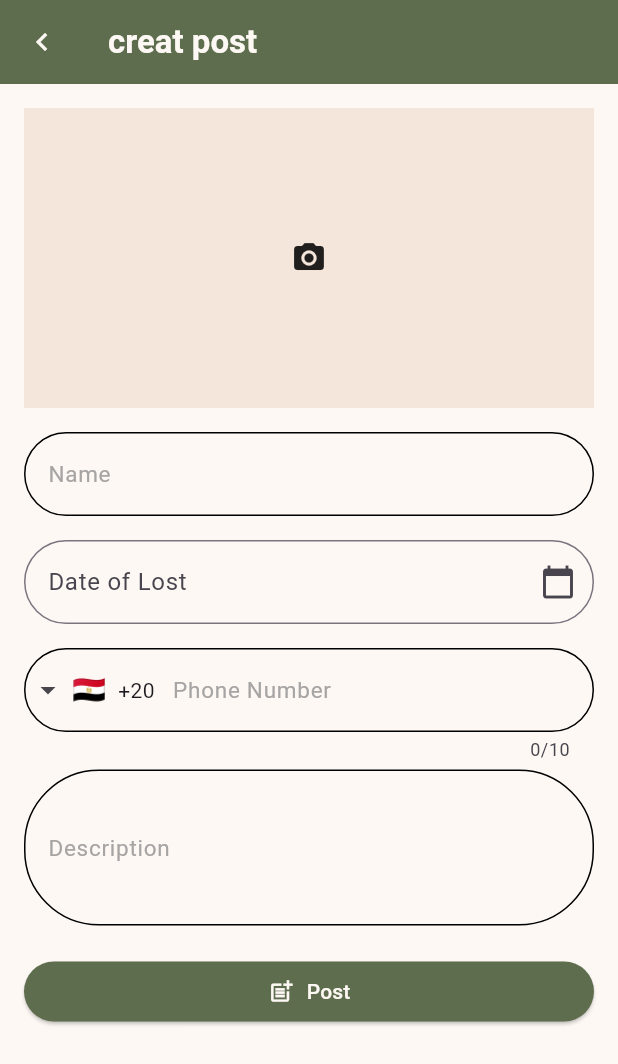
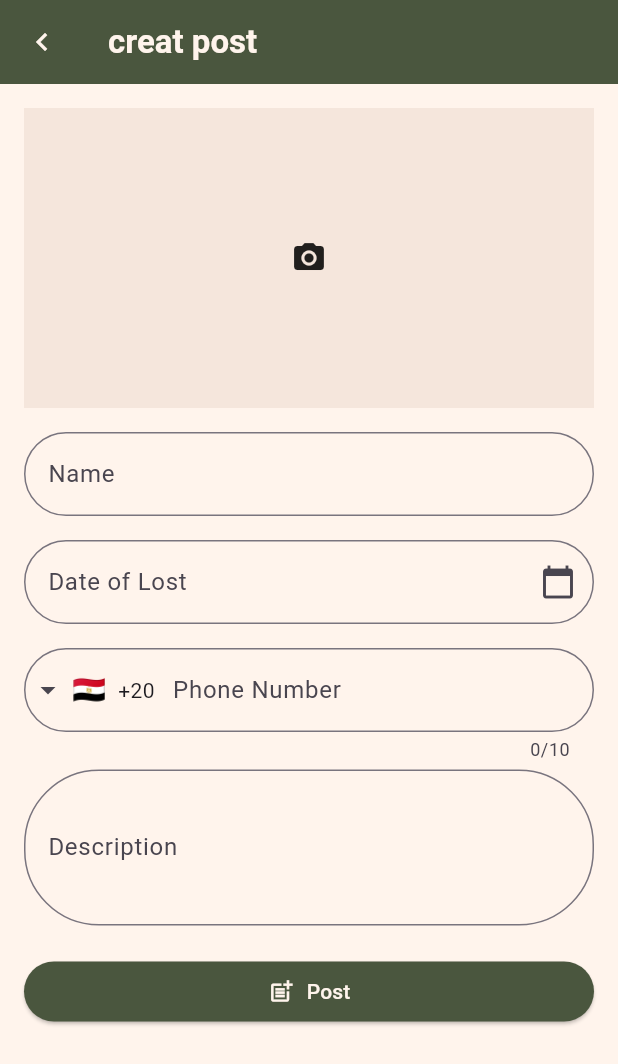
Before and after one commit to EmanAtta/Reconnect, a Flutter app: the Post screen opened by its route, on a phone screen of 412 x 824 dp. Shown: the top 1064 px of the screen. Run offline on Flutter 3.47's test engine with Material 3 defaults, Android fonts, the light colour scheme and no system bars; drawn by our look-alikes of intl_phone_field; our stand-ins replace cloud_firestore, curved_navigation_bar, dio, firebase_auth, firebase_core, firebase_storage and 8 more; accounts and stored records are empty; network calls fail; project files that could hold a hidden picture were left out.

```diff
--- a/reconnect/lib/Views/Chat/Component/chat_bubble.dart
+++ b/reconnect/lib/Views/Chat/Component/chat_bubble.dart
@@ -3,7 +3,6 @@
 import 'package:cloud_firestore/cloud_firestore.dart';
 import 'package:flutter/material.dart';
 import 'package:intl/intl.dart';
-import 'package:reconnect/Views/color.dart';
 
 class ChatBubble extends StatelessWidget {
   final String message;
@@ -43,7 +42,7 @@ class ChatBubble extends StatelessWidget {
               bottomRight: isCurrentUser ? Radius.circular(0) : Radius.circular(15),
 
             ),
-            color: isCurrentUser ? AppColors.secondaryColor : Colors.grey.shade200,
+            color: isCurrentUser ? const Color(0xFF4A563E) : Colors.grey.shade200,
           ),
           child: Column(
             crossAxisAlignment: CrossAxisAlignment.start,
@@ -52,7 +51,7 @@ class ChatBubble extends StatelessWidget {
                 message,
                 style: TextStyle(
                   fontSize: 16,
-                  color: isCurrentUser ? AppColors.primaryColor : Colors.black,
+                  color: isCurrentUser ? const Color(0xFFFFE8D6) : Colors.black,
                 ),
               ),
 
--- a/reconnect/lib/Views/change_password.dart
+++ b/reconnect/lib/Views/change_password.dart
@@ -101,7 +101,7 @@ class _Change_PasswordState extends State<Change_Password> {
         children: [
           Container(
 
-          child:  Lottie.asset('assets/change.json',height: 220)),
+                      child:  Lottie.asset('assets/change.json',height: 220)),
           const Center(
             child: Text(
               'Change password',
--- a/reconnect/lib/Views/color.dart
+++ b/reconnect/lib/Views/color.dart
@@ -1,8 +1,8 @@
 import 'package:flutter/material.dart';
 
 class AppColors {
-  static const Color primaryColor =Color.fromARGB(255, 253, 248, 244);
-  static const Color secondaryColor =  Color.fromARGB(255, 94, 109, 78); //0xFF005656        //0xFF1C434B          //0xFF235A76
+  static const Color primaryColor =Color.fromARGB(255, 255, 244, 236);
+  static const Color secondaryColor =  Color(0xFF4A563E); //0xFF005656        //0xFF1C434B          //0xFF235A76
   static const Color textolor=Color(0xFFB8874F);         // 0xFFDC6D38       //0xFFB8874F          //0xFF002639
   static const Color labelStyle=Color(0xFFA7A4A4);
   static const Color dateColor=Color(0xFF000000);
--- a/reconnect/lib/Views/home_page.dart
+++ b/reconnect/lib/Views/home_page.dart
@@ -31,7 +31,7 @@ class _MyHomePageState extends State<MyHomePage> {
 
   Future<void> uploadAndModifyImage(File imageFile, int ages) async {
     //اللينك ده بتاع السيرفر و بيتغير لما نفتح السيرفر
-    final url = Uri.parse('https://c395-156-197-200-46.ngrok-free.app/modify');
+    final url = Uri.parse('https://59c0-156-197-191-184.ngrok-free.app/modify');
     final request = http.MultipartRequest('POST', url);
     request.files.add(await http.MultipartFile.fromPath(
       'image',
@@ -43,7 +43,7 @@ class _MyHomePageState extends State<MyHomePage> {
       final responseJson = jsonDecode(await response.stream.bytesToString());
       setState(() {
         rotatedImageUrl =
-            'https://c395-156-197-200-46.ngrok-free.app' +
+            'https://59c0-156-197-191-184.ngrok-free.app' +
                 responseJson['modified_image_url'];
       });
       Navigator.push(
--- a/reconnect/lib/Views/post.dart
+++ b/reconnect/lib/Views/post.dart
@@ -332,15 +332,10 @@ class _PostState extends State<Post> {
   }) {
     return TextField(
       controller: controller,
-      cursorColor: AppColors.textolor,
       maxLines: maxLines,
       decoration: InputDecoration(
         labelText: labelText,
-        labelStyle: const TextStyle(fontSize: 15, color: AppColors.labelStyle),
-        focusedBorder: const OutlineInputBorder(borderRadius: BorderRadius.all(Radius.circular(50)),
-
-        ),
-      enabledBorder:const OutlineInputBorder(borderRadius: BorderRadius.all(Radius.circular(50))),
+        border: const OutlineInputBorder(borderRadius: BorderRadius.all(Radius.circular(50))),
       ),
     );
   }
@@ -393,12 +388,9 @@ class _PostState extends State<Post> {
         Padding(
           padding: const EdgeInsets.only(bottom: 0),
           child: IntlPhoneField(
-             cursorColor: AppColors.textolor,
             decoration: const InputDecoration(
-              labelStyle: const TextStyle(fontSize: 15, color: AppColors.labelStyle),
               labelText: 'Phone Number',
-              enabledBorder: OutlineInputBorder(borderRadius: BorderRadius.all(Radius.circular(50))),
-              focusedBorder: const OutlineInputBorder(borderRadius: BorderRadius.all(Radius.circular(50))),
+              border: OutlineInputBorder(borderRadius: BorderRadius.all(Radius.circular(50))),
             ),
             initialCountryCode: 'EG',
             onChanged: (phone) {
--- a/reconnect/lib/Views/search.dart
+++ b/reconnect/lib/Views/search.dart
@@ -97,7 +97,7 @@ class _SearchPageState extends State<SearchPage> {
 
   Future<void> _uploadImage(File imageFile) async {
     // اللينك بيتغير حسب السيرفر
-    final url = Uri.parse('https://c395-156-197-200-46.ngrok-free.app/search'); // Replace with your actual API endpoint
+    final url = Uri.parse('https://59c0-156-197-191-184.ngrok-free.app/search'); // Replace with your actual API endpoint
     final request = http.MultipartRequest('POST', url);
     request.files.add(await http.MultipartFile.fromPath('image', imageFile.path));
 
--- a/reconnect/lib/Views/user_profile_screen.dart
+++ b/reconnect/lib/Views/user_profile_screen.dart
@@ -155,6 +155,9 @@ class UserProfileScreen extends StatelessWidget {
                       },
                       icon: const Icon(Icons.message_rounded),
                     )
+
+
+
                   ],
                 ),
               ],
@@ -229,7 +232,7 @@ class UserProfileScreen extends StatelessWidget {
                                           text:
                                           '${posts[index].postDate}    |    ${posts[index].postTime}',
                                           style: const TextStyle(
-                                            color: Colors.grey,
+                                            color: AppColors.secondaryColor,
                                             fontSize: 12.0,
                                             fontWeight: FontWeight.bold,
                                           ),
--- a/reconnect/lib/Views/vrification_email.dart
+++ b/reconnect/lib/Views/vrification_email.dart
@@ -44,7 +44,7 @@ class _resetPasswordState extends State<verification> {
         leading: IconButton(
           color: const Color.fromARGB(255, 230, 124, 49),
           onPressed: () {
-            (signup());
+            Get.to(signup());
           },
           icon: const Icon(
             Icons.keyboard_arrow_left,
@@ -89,9 +89,7 @@ class _resetPasswordState extends State<verification> {
                       //Color(0xff546642),
                     ])),
                 child: ElevatedButton(
-                  onPressed: () {
-                  Get.to(() => signup());
-                  },
+                  onPressed: () {},
                   style: ElevatedButton.styleFrom(
                       backgroundColor: Colors.transparent,
                       shadowColor: Colors.transparent),
--- a/reconnect/pubspec.yaml
+++ b/reconnect/pubspec.yaml
@@ -62,7 +62,7 @@ dependencies:
   shared_preferences: ^2.2.3
   intl: any
   lottie: ^3.1.2
-  google_fonts: ^6.2.1  # Ensure you are using a compatible version
+  google_fonts: any # Ensure you are using a compatible version
   animated_text_kit: ^4.2.2
   share_plus: ^6.0.4
 
```
Also changed, not shown: reconnect/lib/Views/Chat/HomeChat.dart (+0 -35 lines), reconnect/lib/Views/Chat/Pages/ChatPage.dart (+5 -6 lines), reconnect/lib/Views/edit.dart (+4 -10 lines), reconnect/lib/Views/modified.dart (+13 -19 lines), reconnect/lib/Views/postlist.dart (+7 -8 lines), reconnect/lib/Views/widgets/textformfield.dart (+4 -3 lines).
